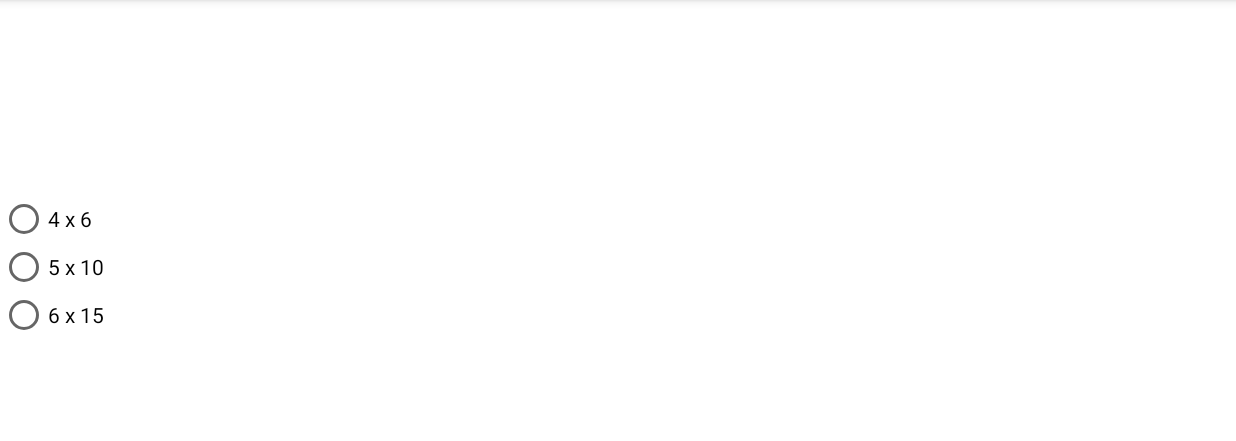
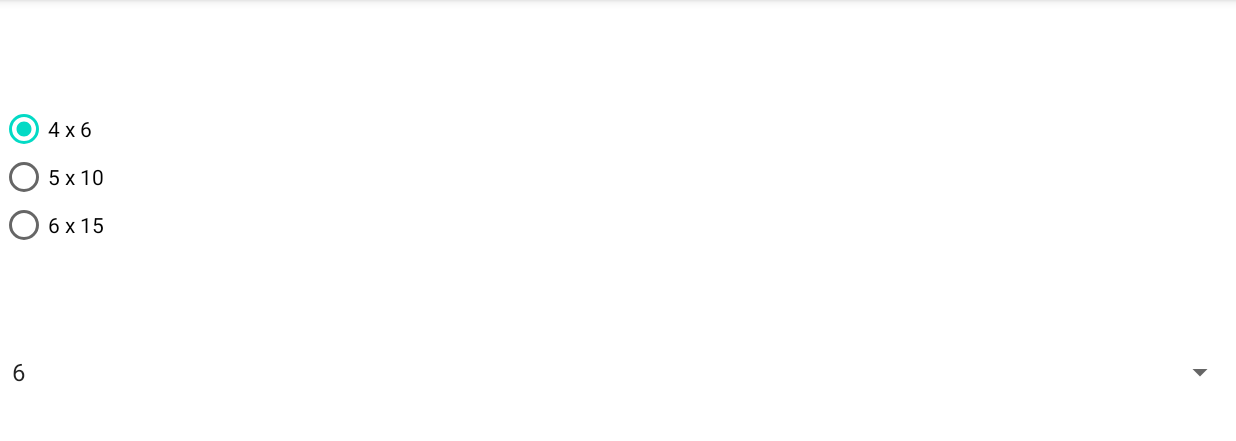
Before and after one commit to klocquiao/Cat-Catcher, an Android app: the screen it shows after launch (OptionActivity), after a tap on "OPTIONS", on a phone screen of 824 x 412 dp (held sideways), the part 84-525 px from its top. Run offline under Robolectric (Android 15) with nearby library versions, the phone set to English and light mode, and no system bars.

Commit message:
finalize (tentatively) settings.java and OptionActivity.java
Both the class and the activity are in a working state.

```diff
--- a/app/src/main/java/com/example/cmpt276ass3/MainMenuActivity.java
+++ b/app/src/main/java/com/example/cmpt276ass3/MainMenuActivity.java
@@ -9,13 +9,18 @@ import android.view.View;
 
 import android.widget.Button;
 
+import com.example.cmpt276ass3.model.Settings;
+
 public class MainMenuActivity extends AppCompatActivity {
+
+    private Settings gameSettings;
 
     @Override
     protected void onCreate(Bundle savedInstanceState) {
         super.onCreate(savedInstanceState);
         setContentView(R.layout.activity_welcome);
 
+        gameSettings.getInstance(this);
 
         startGame();
         startOption();
--- a/app/src/main/java/com/example/cmpt276ass3/OptionActivity.java
+++ b/app/src/main/java/com/example/cmpt276ass3/OptionActivity.java
@@ -6,80 +6,116 @@ import android.content.Context;
 import android.content.Intent;
 import android.content.SharedPreferences;
 import android.os.Bundle;
+import android.util.Log;
 import android.view.View;
+import android.widget.AdapterView;
+import android.widget.ArrayAdapter;
 import android.widget.RadioButton;
 import android.widget.RadioGroup;
+import android.widget.Spinner;
 import android.widget.Toast;
 
 import com.example.cmpt276ass3.model.Settings;
 
-public class OptionActivity extends AppCompatActivity {
+public class OptionActivity extends AppCompatActivity implements AdapterView.OnItemSelectedListener {
     private Settings gameSettings;
+    private static final String CURRENT_DIMENSION = "Current Dimension";
+    private static final String CURRENT_MINE_COUNT = "Current Mine Count";
+
+    private static final String PREFS_DIMENSION = "DimensionPref";
+    private static final String PREFS_MINE_COUNT = "MineCountPref";
+
 
     @Override
     protected void onCreate(Bundle savedInstanceState) {
         super.onCreate(savedInstanceState);
         setContentView(R.layout.activity_option);
-        gameSettings = Settings.getInstance();
+        gameSettings = Settings.getInstance(this);
+        createDropDownMenu();
         createRadioButtons();
+
+        String str = getDimensionChoice(this);
+        Toast.makeText(this, str, Toast.LENGTH_SHORT).show();
+
     }
 
     private void createRadioButtons() {
-        RadioGroup sizeGroup = (RadioGroup) findViewById(R.id.sizeSettings);
+        RadioGroup dimensionGroup = (RadioGroup) findViewById(R.id.dimensionSettings);
+        String[] dimensionOptions = getResources().getStringArray((R.array.row_by_column));
 
-        String[] sizeOptions = getResources().getStringArray((R.array.row_by_column));
-
-        for (int i = 0; i < sizeOptions.length; i++) {
-            String sizeOption = sizeOptions[i];
+        for (int i = 0; i < dimensionOptions.length; i++) {
+            String dimensionOption = dimensionOptions[i];
             RadioButton rButton = new RadioButton(this);
-            rButton.setText(sizeOption);
+            rButton.setText(dimensionOption);
 
             rButton.setOnClickListener(new View.OnClickListener() {
                 @Override
                 public void onClick(View view) {
-                    switch(sizeOption) {
-                        case("4 x 6") :
-                            gameSettings.setNumberOfMines(4);
-                            gameSettings.setNumberOfColumns(6);
-                            break;
-                        case("5 x 10") :
-                            gameSettings.setNumberOfMines(5);
-                            gameSettings.setNumberOfColumns(10);
-                            break;
-                        case("6 x 15") :
-                            gameSettings.setNumberOfMines(6);
-                            gameSettings.setNumberOfColumns(15);
-                            break;
-                    }
-
-                    saveSizeChoice(sizeOption);
+                    saveDimensionChoice(dimensionOption);
+                    gameSettings.updateDimensions();
                 }
             });
-            sizeGroup.addView(rButton);
 
-            //select default/on resume option;
-            if (sizeOption == getSizeChoice(this)) {
+            dimensionGroup.addView(rButton);
+
+            if (dimensionOption.equals(getDimensionChoice(this))) {
                 rButton.setChecked(true);
             }
+
         }
     }
 
-    private void saveSizeChoice(String sizeOption) {
-        SharedPreferences prefs = this.getSharedPreferences("SizePrefs", MODE_PRIVATE);
+    //Code referenced from: https://developer.android.com/guide/topics/ui/controls/spinner#
+    //                      https://stackoverflow.com/questions/10634180/how-to-set-spinner-default-by-its-value-instead-of-position
+    private void createDropDownMenu() {
+        Spinner mineSpinner = (Spinner) findViewById(R.id.mineCountSettings);
+        mineSpinner.setOnItemSelectedListener(this);
+
+        ArrayAdapter<CharSequence> adapter = ArrayAdapter.createFromResource(this,
+            R.array.number_of_mines, android.R.layout.simple_spinner_item);
+        adapter.setDropDownViewResource(android.R.layout.simple_spinner_dropdown_item);
+        mineSpinner.setAdapter(adapter);
+
+        int spinnerPosition = adapter.getPosition("" + getMineCountChoice(this));
+        mineSpinner.setSelection(spinnerPosition);
+    }
+
+    public void onItemSelected(AdapterView<?> parent, View view, int pos, long id) {
+        int mineCountOption = Integer.parseInt(parent.getItemAtPosition(pos).toString());
+        saveMineCountChoice(mineCountOption);
+        gameSettings.updateMineCount();
+    }
+
+    public void onNothingSelected(AdapterView<?> parent) {}
+
+    private void saveDimensionChoice(String dimensionOption) {
+        SharedPreferences prefs = this.getSharedPreferences(PREFS_DIMENSION, MODE_PRIVATE);
         SharedPreferences.Editor editor = prefs.edit();
-        editor.putString("Size Choice", sizeOption);
+        editor.putString(CURRENT_DIMENSION, dimensionOption);
         editor.apply();
     }
 
-    public static String getSizeChoice(Context context) {
-        SharedPreferences prefs = context.getSharedPreferences("SizePrefs", MODE_PRIVATE);
-        String defaultSize = context.getResources().getString(R.string.default_row_by_column);
-        return prefs.getString("Size Choice", defaultSize);
+    public static String getDimensionChoice(Context context) {
+        SharedPreferences prefs = context.getSharedPreferences(PREFS_DIMENSION, MODE_PRIVATE);
+        String defaultDimension = context.getResources().getString(R.string.default_row_by_column);
+        return prefs.getString(CURRENT_DIMENSION, defaultDimension);
+    }
+
+    private void saveMineCountChoice(int mineCountOption) {
+        SharedPreferences prefs = this.getSharedPreferences(PREFS_MINE_COUNT, MODE_PRIVATE);
+        SharedPreferences.Editor editor = prefs.edit();
+        editor.putInt(CURRENT_MINE_COUNT, mineCountOption);
+        editor.apply();
+    }
+
+    public static int getMineCountChoice(Context context) {
+        SharedPreferences prefs = context.getSharedPreferences(PREFS_MINE_COUNT, MODE_PRIVATE);
+        String defaultMineCount = context.getResources().getString(R.string.default_number_of_mines);
+        return prefs.getInt(CURRENT_MINE_COUNT, Integer.parseInt(defaultMineCount));
     }
 
     public static Intent newIntent(Context c) {
         Intent intent = new Intent(c, OptionActivity.class);
         return intent;
-
    }
 }
--- a/app/src/main/java/com/example/cmpt276ass3/model/Settings.java
+++ b/app/src/main/java/com/example/cmpt276ass3/model/Settings.java
@@ -1,31 +1,65 @@
 package com.example.cmpt276ass3.model;
+
+import android.content.Context;
+import android.util.Log;
 
 import com.example.cmpt276ass3.OptionActivity;
 
 public class Settings {
     private static Settings instance;
+    private static Context context;
     private static int numberOfMines;
     private static int numberOfRows;
     private static int numberOfColumns;
+    private String dimension;
 
-    private Settings() {
-        numberOfRows = 4;
-        numberOfColumns = 6;
-        numberOfMines = 6;
+    private Settings(Context context) {
+        this.context = context;
+        updateDimensions();
+        updateMineCount();
     }
 
-    public static Settings getInstance() {
+    //get context from parameter
+    public static Settings getInstance(Context context) {
         if (instance == null) {
-            instance = new Settings();
+            instance = new Settings(context);
         }
         return instance;
+    }
+
+    public void updateDimensions() {
+        dimension = OptionActivity.getDimensionChoice(context);
+        switch(dimension) {
+            case("4 x 6") :
+                setNumberOfRows(4);
+                setNumberOfColumns(6);
+                break;
+            case("5 x 10") :
+                setNumberOfRows(5);
+                setNumberOfColumns(10);
+                break;
+            case("6 x 15") :
+                setNumberOfRows(6);
+                setNumberOfColumns(15);
+                break;
+        }
+
+        Log.i("TAG", "Rows: " + numberOfRows);
+        Log.i("TAG", "Col: " + numberOfColumns);
+
+    }
+
+    public void updateMineCount() {
+        setNumberOfMines(OptionActivity.getMineCountChoice(context));
+        Log.i("TAG", "Mine: " + numberOfMines);
+
     }
 
     public int getNumberOfRows() {
         return numberOfRows;
     }
 
-    public void setNumberOfRows(int numberOfRows) {
+    private void setNumberOfRows(int numberOfRows) {
         Settings.numberOfRows = numberOfRows;
     }
 
@@ -33,7 +67,7 @@ public class Settings {
         return numberOfColumns;
     }
 
-    public void setNumberOfColumns(int numberOfColumns) {
+    private void setNumberOfColumns(int numberOfColumns) {
         Settings.numberOfColumns = numberOfColumns;
     }
 
@@ -41,7 +75,7 @@ public class Settings {
         return numberOfMines;
     }
 
-    public void setNumberOfMines(int numberOfMines) {
+    private void setNumberOfMines(int numberOfMines) {
         Settings.numberOfMines = numberOfMines;
     }
 
--- a/app/src/main/res/layout/activity_option.xml
+++ b/app/src/main/res/layout/activity_option.xml
@@ -7,11 +7,22 @@
     tools:context=".OptionActivity">
 
     <RadioGroup
-        android:id="@+id/sizeSettings"
+        android:id="@+id/dimensionSettings"
         android:layout_width="0dp"
         android:layout_height="wrap_content"
-        app:layout_constraintBottom_toBottomOf="parent"
+        app:layout_constraintBottom_toTopOf="@+id/mineCountSettings"
         app:layout_constraintEnd_toEndOf="parent"
         app:layout_constraintStart_toStartOf="parent"
         app:layout_constraintTop_toTopOf="parent" />
+
+    <Spinner
+        android:id="@+id/mineCountSettings"
+        android:layout_width="0dp"
+        android:layout_height="wrap_content"
+        android:layout_marginBottom="96dp"
+        app:layout_constraintBottom_toBottomOf="parent"
+        app:layout_constraintEnd_toEndOf="parent"
+        app:layout_constraintHorizontal_bias="0.0"
+        app:layout_constraintStart_toStartOf="parent" />
+
 </androidx.constraintlayout.widget.ConstraintLayout>
--- a/app/src/main/res/values/field_size.xml
+++ b/app/src/main/res/values/field_dimension.xml
@@ -4,7 +4,6 @@
         <item>4 x 6</item>
         <item>5 x 10</item>
         <item>6 x 15</item>
-
     </string-array>
 
     <string name="default_row_by_column">4 x 6</string>
--- /dev/null
+++ b/app/src/main/res/values/field_mines.xml
@@ -0,0 +1,12 @@
+<?xml version="1.0" encoding="utf-8"?>
+<resources>
+    <string-array name="number_of_mines">
+        <item>6</item>
+        <item>10</item>
+        <item>15</item>
+        <item>20</item>
+    </string-array>
+
+    <string name="default_number_of_mines">6</string>
+
+</resources>
```
